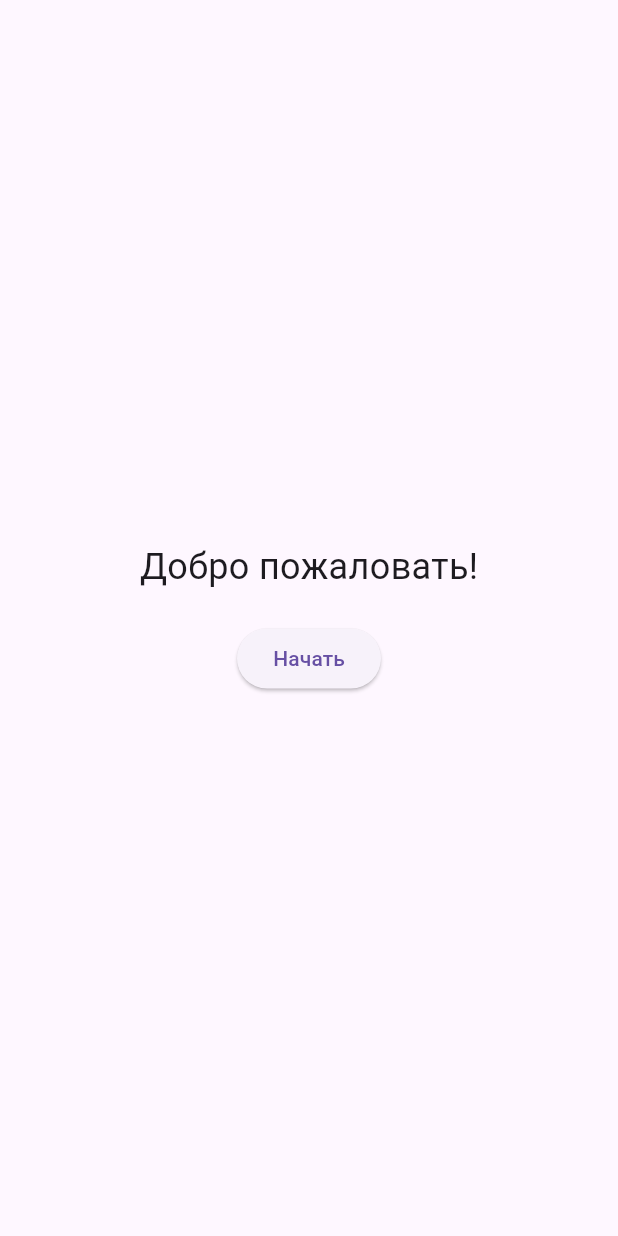
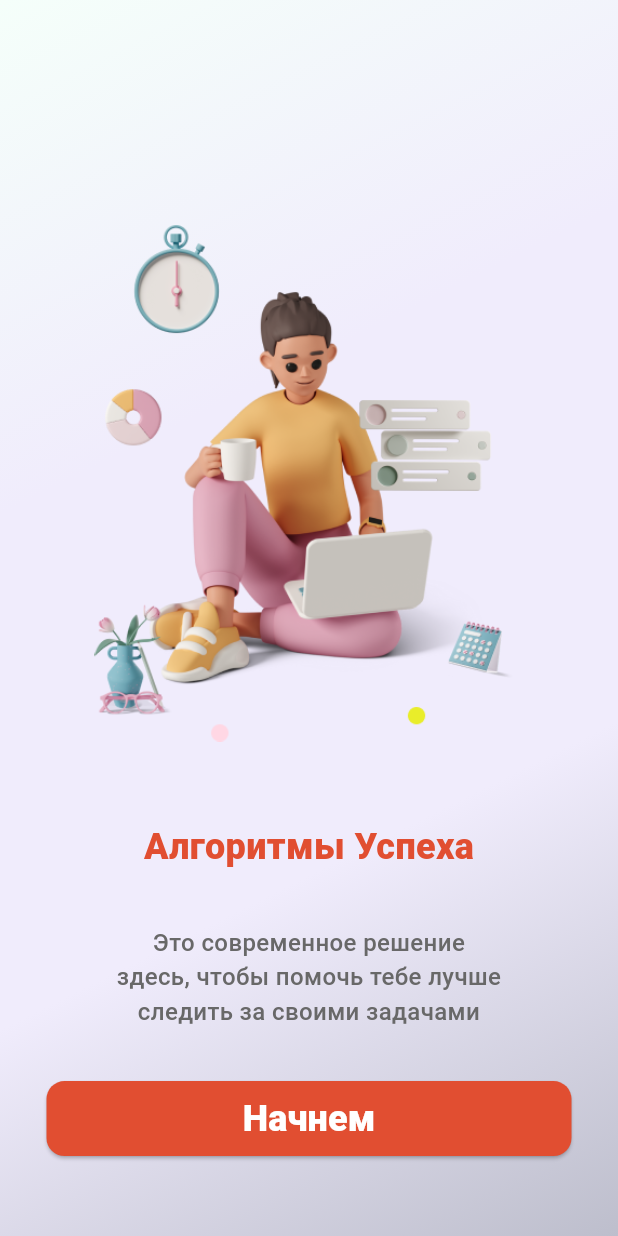
Before and after one commit to ZetMGC/HealthyHabits, a Flutter app: the screen it shows after launch, on a phone screen of 412 x 824 dp. Run offline on Flutter 3.47's test engine with Material 3 defaults, Android fonts, the phone set to English and light mode, and no system bars; our stand-ins replace curved_navigation_bar, flutter_svg, shared_preferences.

Commit message:
complete welcome screen, created Datepicker widget

```diff
--- a/lib/screens/welcome_screen.dart
+++ b/lib/screens/welcome_screen.dart
@@ -1,3 +1,5 @@
+import 'package:flutter/material.dart';
+import 'package:flutter/services.dart';
 import 'package:flutter/material.dart';
 import 'package:shared_preferences/shared_preferences.dart';
 import '../main.dart';
@@ -16,16 +18,71 @@ class WelcomeScreen extends StatelessWidget {
 
   @override
   Widget build(BuildContext context) {
-    return Scaffold(
-      body: Center(
-        child: Column(
-          mainAxisAlignment: MainAxisAlignment.center,
+    return Container(
+      decoration: const BoxDecoration(
+        gradient: LinearGradient(
+          colors: [
+            Color(0xFFF5FFFA),
+            Color(0xFFF0ECFC),
+            Color(0xFFF0ECFC),
+            Color(0xFFBDBECC),
+          ],
+          begin: Alignment.topLeft,
+          end: Alignment.bottomRight,
+        ),
+      ),
+      child: Scaffold(
+        backgroundColor: Colors.transparent,
+        body: Column(
           children: [
-            const Text("Добро пожаловать!", style: TextStyle(fontSize: 24)),
-            const SizedBox(height: 20),
-            ElevatedButton(
-              onPressed: () => _completeWelcome(context),
-              child: const Text("Начать"),
+            Flexible(
+              flex: 3,
+              child: Padding(
+                padding: const EdgeInsets.only(top: 150), // Отступ сверху
+                child: Align(
+                  alignment: Alignment.topCenter,
+                  child: SizedBox(
+                    width:
+                        MediaQuery.of(context).size.width *
+                        0.8, // 80% ширины экрана
+                    child: Image.asset(
+                      "assets/images/bg.png",
+                      fit: BoxFit.contain, // Не растягивает картинку
+                    ),
+                  ),
+                ),
+              ),
+            ),
+            Flexible(
+              flex: 2,
+              child: Column(
+                mainAxisAlignment: MainAxisAlignment.center,
+                children: [
+                  DefaultTextStyle.merge(
+                    style: const TextStyle(fontSize: 24, fontWeight: FontWeight.w800, color: Color(0xFFE14E31)),
+                    child: const Center(child: Text('Алгоритмы Успеха')),
+                  ),
+                  const SizedBox(height: 35),
+                  Container(
+                    width: 261,
+                    child: DefaultTextStyle.merge(
+                      style: const TextStyle(fontSize: 16, fontWeight: FontWeight.w500, color: Color(
+                          0xFF686868)),
+                      child: const Center(child: Text('Это современное решение здесь, чтобы помочь тебе лучше следить за своими задачами', textAlign: TextAlign.center,)),
+                    ),
+                  ),
+                  const SizedBox(height: 35),
+                  ElevatedButton(
+                    style: ElevatedButton.styleFrom(backgroundColor: Color(0xFFE14E31), fixedSize: const Size(350, 50), shape: RoundedRectangleBorder(
+                      borderRadius: BorderRadius.circular(12)),
+                    ),
+                    onPressed: () => _completeWelcome(context),
+                      child: DefaultTextStyle.merge(style: const TextStyle(fontSize: 24, fontWeight: FontWeight.w900, color: Colors.white),
+                      child: const Text("Начнем")
+                    ),
+                  ),
+                ],
+              ),
             ),
           ],
         ),
--- a/pubspec.yaml
+++ b/pubspec.yaml
@@ -37,6 +37,7 @@ dependencies:
   # Use with the CupertinoIcons class for iOS style icons.
   cupertino_icons: ^1.0.8
   flutter_svg: ^2.0.17
+  intl: ^0.20.2
 
 dev_dependencies:
   flutter_test:
@@ -64,7 +65,11 @@ flutter:
     - assets/icons/active_add.svg
     - assets/icons/active_calendar.svg
     - assets/icons/active_chat.svg
+    - assets/icons/backarrow.svg
+    - assets/icons/downarrow.svg
+    - assets/icons/notification.svg
     - assets/icons/active_profile.svg
+    - assets/images/bg.png
   # The following line ensures that the Material Icons font is
   # included with your application, so that you can use the icons in
   # the material Icons class.
```
Also changed, not shown: lib/screens/food_intake_screen.dart (+25 -1 lines), lib/widgets/AppBar.dart (added, +53 -0 lines), lib/widgets/dropdown_datepicker.dart (added, +219 -0 lines), assets/icons/backarrow.svg (added), assets/icons/downarrow.svg (added), assets/icons/notification.svg (added), assets/images/bg.png (added), pubspec.lock.
